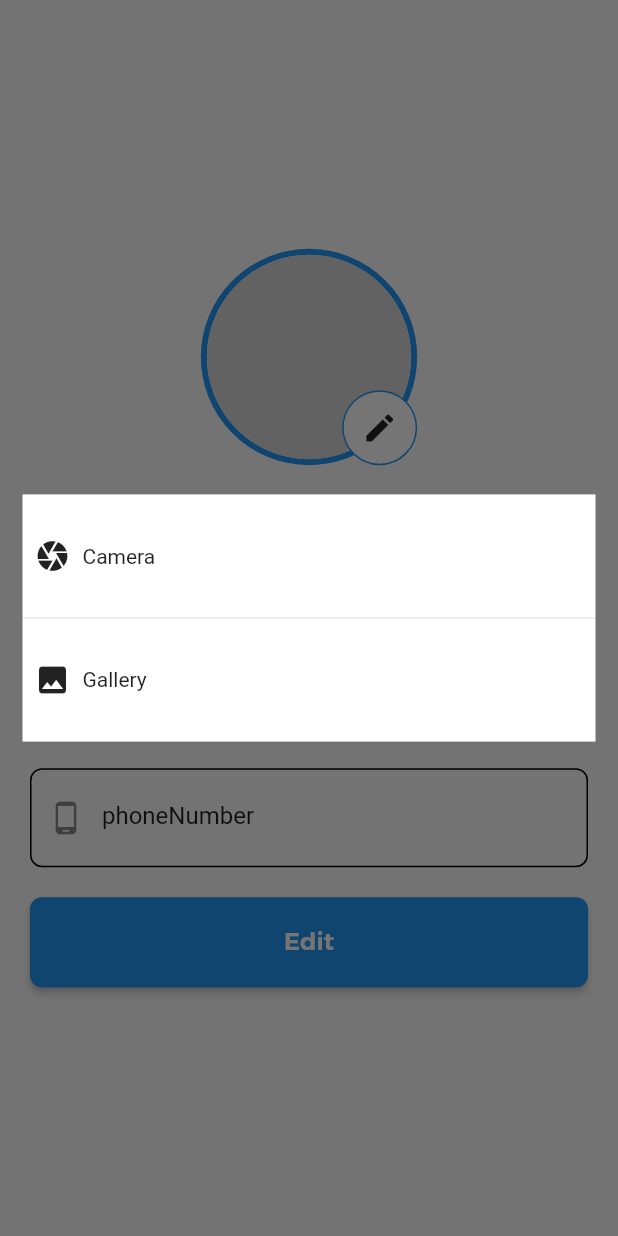
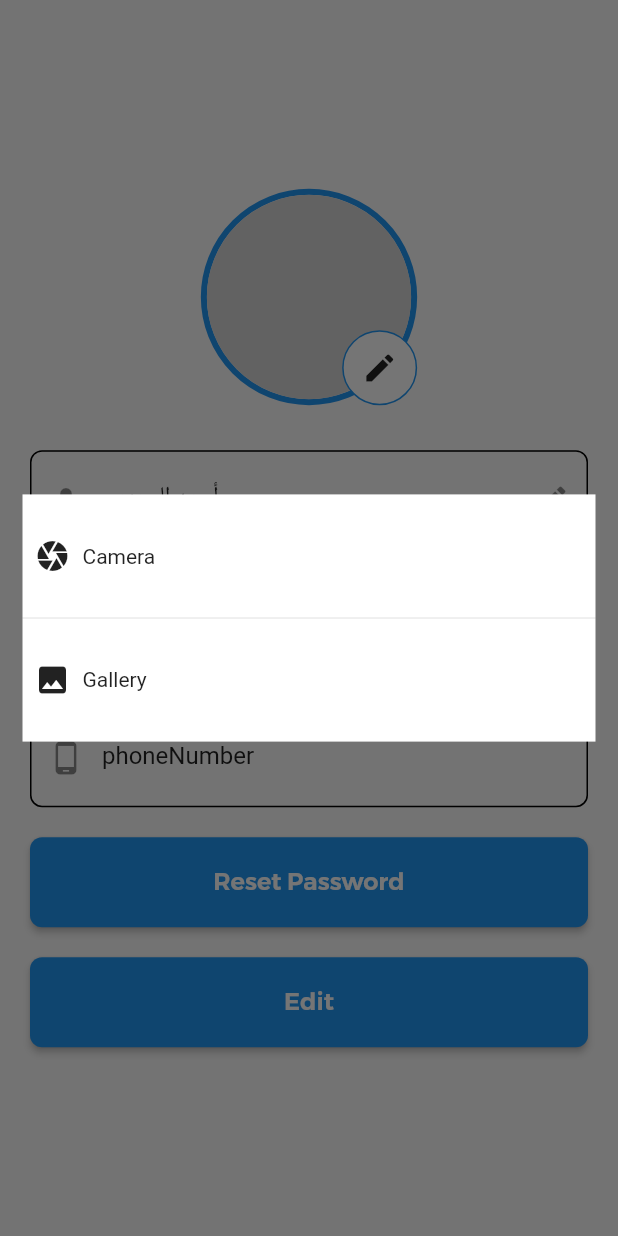
Before and after one commit to 0Ahmad0/Ehtooa, a Flutter app: the ProfileView widget shown alone on an empty page, opened directly, after a tap on the "edit" icon, on a phone screen of 412 x 824 dp. Run offline on Flutter 3.47's test engine with Material 2 defaults, Android fonts, the phone set to English and light mode, and no system bars; drawn by our look-alikes of cached_network_image, flutter_profile_picture; our stand-ins replace animate_do, bloc, camera, carousel_slider, circular_countdown_timer, cloud_firestore and 27 more; missing offline and left inert: animate_icons, circle_progress_bar, custom_gallery_display, day_night_time_picker, filesize, flutter_sound_lite and 2 more; accounts and stored records are empty; network calls fail.

Commit message:
@hariri fix error serial docotr

```diff
--- a/assets/translations/ar.json
+++ b/assets/translations/ar.json
@@ -264,5 +264,7 @@
   "email_verified" : "تم التحقق من الايميل",
   "verification" : "تحقق",
   "verification_link_sent_email" : "تم ارسال رابط التحقق عبر الايميل",
-  "authentication_checked" : "جاري التحقق من المصادقة .."
+  "authentication_checked" : "جاري التحقق من المصادقة ..",
+  "reset_password": "إعادة تعيين كلمة السر"
+
 }
--- a/assets/translations/en.json
+++ b/assets/translations/en.json
@@ -261,6 +261,7 @@
   "email_verified" : "Email Verified",
   "verification" : "verification",
   "verification_link_sent_email" : "A verification link has been sent to your email",
-  "authentication_checked" : "Authentication is being checked .."
+  "authentication_checked" : "Authentication is being checked ..",
+  "reset_password": "Reset Password"
 
 }
--- a/lib/app/view/screens/confirm_email/confirm_email_view.dart
+++ b/lib/app/view/screens/confirm_email/confirm_email_view.dart
@@ -28,7 +28,7 @@ class ConfirmEmailView extends StatelessWidget {
           children: [
             CustomTextFiled(controller: email, validator: (String? val){}, onChange: null, prefixIcon: Icons.lock, hintText: tr(LocaleKeys.email),maxLength: null,),
             const SizedBox(height: AppSize.s10,),
-            ButtonApp(text: "email verfiy",
+            ButtonApp(text: tr(LocaleKeys.email_verification),
                 onTap: () async {
               Const.LOADIG(context);
               final result =await loginProvider.sendPasswordResetEmail(context, resetEmail: email.text);
@@ -38,7 +38,8 @@ class ConfirmEmailView extends StatelessWidget {
              /* Navigator.push(context, MaterialPageRoute(builder:
                    (ctx)=>ForgetPasswordView(email: email.text,)));*/
               }
-            }
+              FocusManager.instance.primaryFocus!.unfocus();
+                }
                    ),
           ],
         ),
--- a/lib/app/view/screens/login/login_view.dart
+++ b/lib/app/view/screens/login/login_view.dart
@@ -6,6 +6,7 @@ import 'package:ehtooa/app/model/models.dart';
 import 'package:ehtooa/app/model/utils/const.dart';
 import 'package:ehtooa/app/model/utils/sizer.dart';
 import 'package:ehtooa/app/view/resources/assets_manager.dart';
+import 'package:ehtooa/app/view/resources/color_manager.dart';
 import 'package:ehtooa/app/view/resources/font_manager.dart';
 import 'package:ehtooa/app/view/resources/style_manager.dart';
 import 'package:ehtooa/app/view/screens/confirm_email/confirm_email_view.dart';
@@ -135,7 +136,7 @@ class LoginView extends StatelessWidget {
                               children:[
                                 TextButton(
                                   onPressed:()=>Navigator.push(context, MaterialPageRoute(builder: (ctx)=>ConfirmEmailView())),
-                                  child:Text(tr(LocaleKeys.forget_password))
+                                  child:Text(tr(LocaleKeys.forget_password),style: getRegularStyle(color: ColorManager.primary,fontSize: Sizer.getW(context)/28),)
                                 )
                               ]
                             ),
@@ -154,6 +155,8 @@ class LoginView extends StatelessWidget {
                                               builder: (ctx) => GetDataView()/*QuestionsView(indexTaken: [],)*/));
                                     }
                                   }
+                                  FocusManager.instance.primaryFocus!.unfocus();
+
                                 }),
                             ///create group
 
--- a/lib/app/view/screens/profile/profile_view.dart
+++ b/lib/app/view/screens/profile/profile_view.dart
@@ -6,6 +6,8 @@ import 'package:ehtooa/app/view/resources/assets_manager.dart';
 import 'package:ehtooa/app/view/resources/color_manager.dart';
 import 'package:ehtooa/app/view/resources/consts_manager.dart';
 import 'package:ehtooa/app/view/resources/values_manager.dart';
+import 'package:ehtooa/app/view/screens/forget_password/forget_password_view.dart';
+import 'package:ehtooa/app/view/screens/home/home_view.dart';
 import 'package:ehtooa/app/view/widgets/custome_button.dart';
 import 'package:ehtooa/app/view/widgets/custome_textfiled.dart';
 import 'package:ehtooa/translations/locale_keys.g.dart';
@@ -21,6 +23,8 @@ import '../../../controller/utils/firebase.dart';
 import '../../../model/utils/const.dart';
 import 'package:flutter_profile_picture/flutter_profile_picture.dart';
 import 'package:cached_network_image/cached_network_image.dart';
+
+import '../confirm_email/confirm_email_view.dart';
 class ProfileView extends StatefulWidget {
   @override
   State<ProfileView> createState() => _ProfileViewState();
@@ -290,6 +294,10 @@ class _ProfileViewState extends State<ProfileView> {
                           prefixIcon: Icons.phone_android,
                           maxLength: null,
                           hintText: tr(LocaleKeys.phone_number)),
+                      const SizedBox(
+                        height: AppSize.s20,
+                      ),
+                      ButtonApp(text: tr(LocaleKeys.reset_password), onTap: ()=>Navigator.push(context, MaterialPageRoute(builder: (ctx)=>ConfirmEmailView()))),
                       if(profileProvider.user.typeUser.contains(AppConstants.collectionDoctor))
                         Column(
                           children: [
--- a/lib/app/view/screens/signup/signup_view.dart
+++ b/lib/app/view/screens/signup/signup_view.dart
@@ -252,6 +252,7 @@ class SignupView extends StatelessWidget {
                               }
 
                               }
+                              FocusManager.instance.primaryFocus!.unfocus();
                             }),
                   /*
                   SizedBox(
```
Also changed, not shown: lib/app/view/screens/forget_password/forget_password_view.dart (+31 -4 lines), lib/translations/codegen_loader.g.dart, lib/translations/locale_keys.g.dart.
